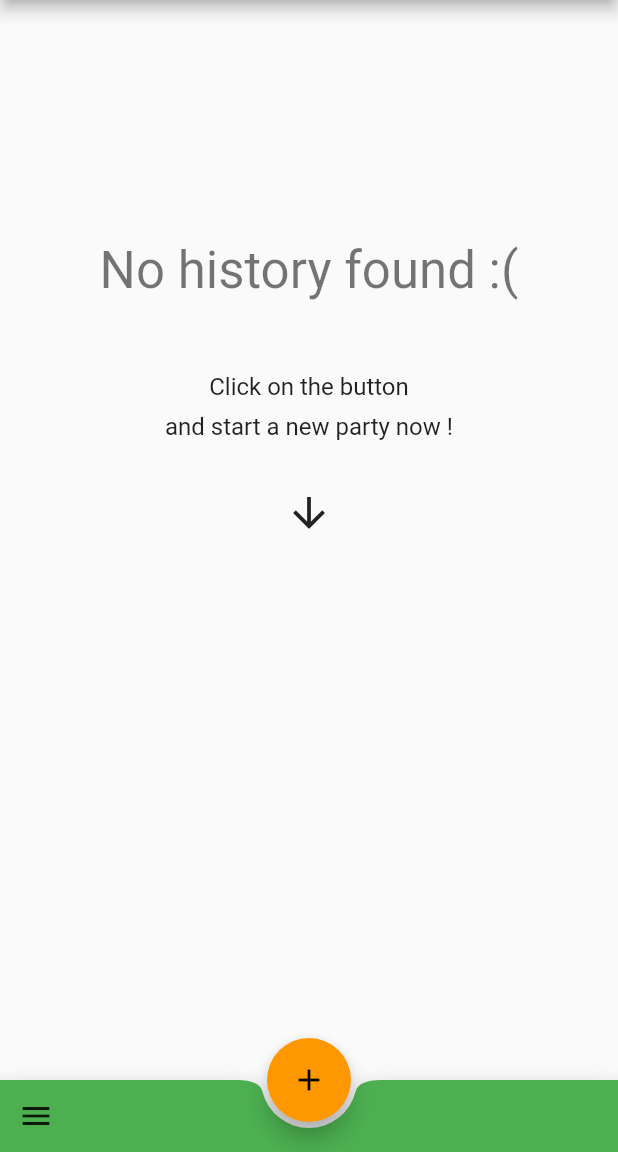
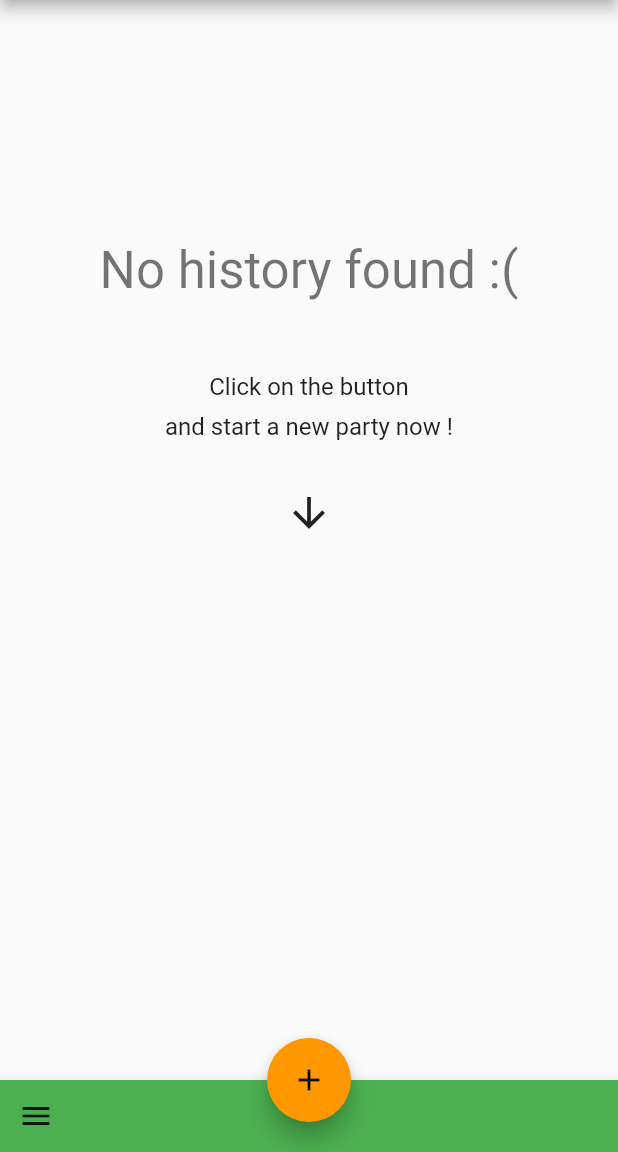
Before and after one commit to TotemaT/Scored_, a Flutter app: the screen it shows after launch, on a phone screen of 412 x 824 dp, the part 84-1236 px from its top. Run offline on Flutter 3.47's test engine with Material 2 defaults, Android fonts, the phone set to English and light mode, and no system bars; our stand-ins replace flutter_slidable, flutter_spinbox, hive, hive_flutter, shared_preferences; missing offline and left inert: flex_color_picker; accounts and stored records are empty.

Commit message:
Tweak bototm bar design

```diff
--- a/lib/partials/bottom_bar.dart
+++ b/lib/partials/bottom_bar.dart
@@ -7,8 +7,6 @@ class BottomBar extends StatelessWidget {
   @override
   Widget build(BuildContext context) {
     return BottomAppBar(
-      shape: const CircularNotchedRectangle(),
-      notchMargin: 4,
       color: Theme.of(context).primaryColor,
       child: Row(
         children: [
```
